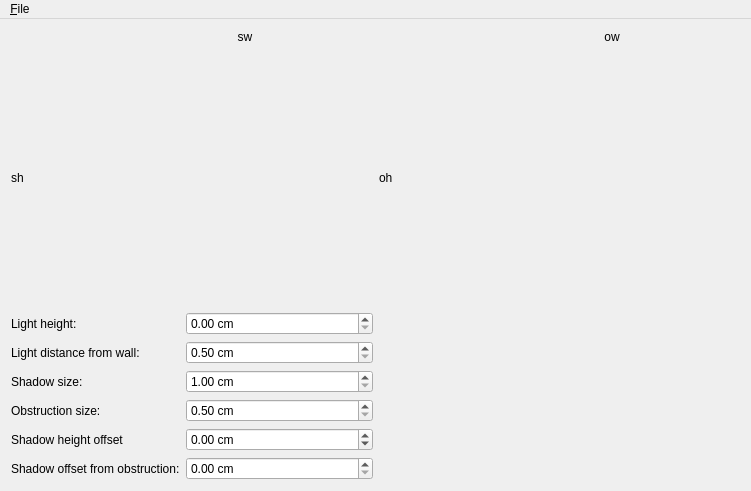
Qt form MainWindow.ui (fhunleth/silhouette) before a commit.
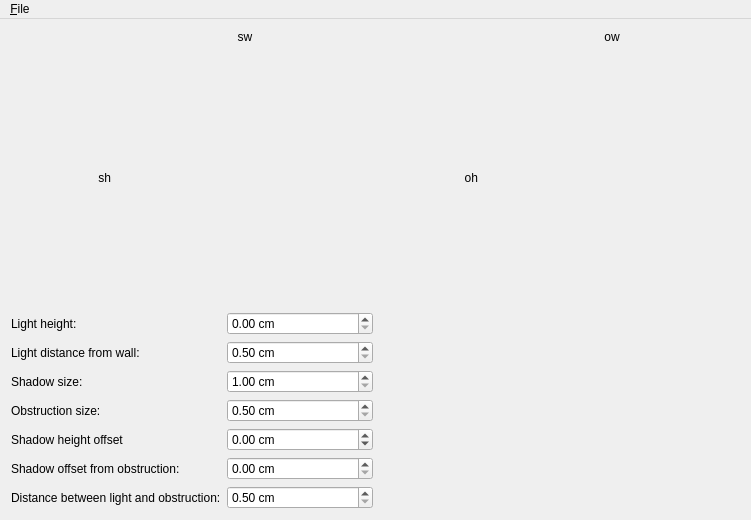
The same form after that commit.

Patch:
```diff
--- a/MainWindow.ui
+++ b/MainWindow.ui
@@ -92,6 +92,9 @@
         <property name="text">
          <string>sh</string>
         </property>
+        <property name="alignment">
+         <set>Qt::AlignRight|Qt::AlignTrailing|Qt::AlignVCenter</set>
+        </property>
        </widget>
       </item>
       <item row="1" column="2">
@@ -99,6 +102,9 @@
         <property name="text">
          <string>oh</string>
         </property>
+        <property name="alignment">
+         <set>Qt::AlignRight|Qt::AlignTrailing|Qt::AlignVCenter</set>
+        </property>
        </widget>
       </item>
      </layout>
@@ -230,6 +236,29 @@
           </property>
          </widget>
         </item>
+        <item row="6" column="0">
+         <widget class="QLabel" name="distanceBetweenLightAndObstructionLabel">
+          <property name="text">
+           <string>Distance between light and obstruction:</string>
+          </property>
+         </widget>
+        </item>
+        <item row="6" column="1">
+         <widget class="QDoubleSpinBox" name="distanceBetweenLightAndObstructionDoubleSpinBox">
+          <property name="suffix">
+           <string> cm</string>
+          </property>
+          <property name="minimum">
+           <double>0.500000000000000</double>
+          </property>
+          <property name="maximum">
+           <double>100.000000000000000</double>
+          </property>
+          <property name="singleStep">
+           <double>0.500000000000000</double>
+          </property>
+         </widget>
+        </item>
        </layout>
       </item>
       <item>
```
